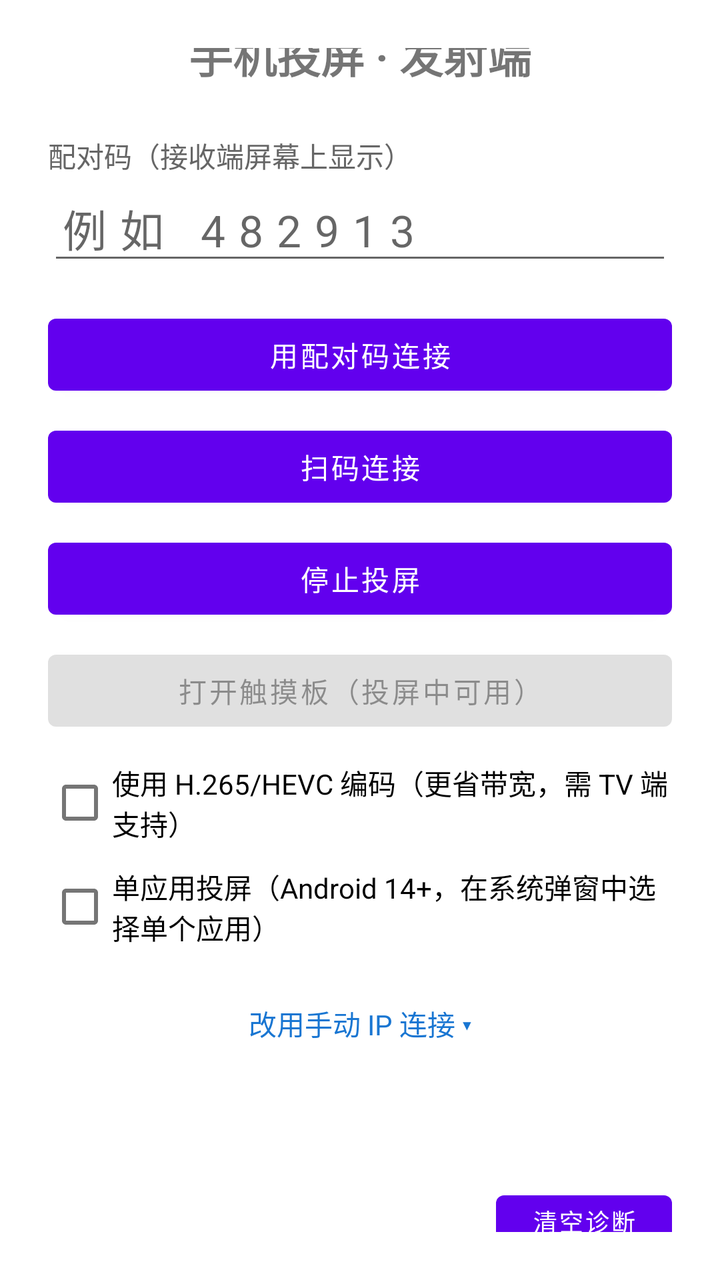
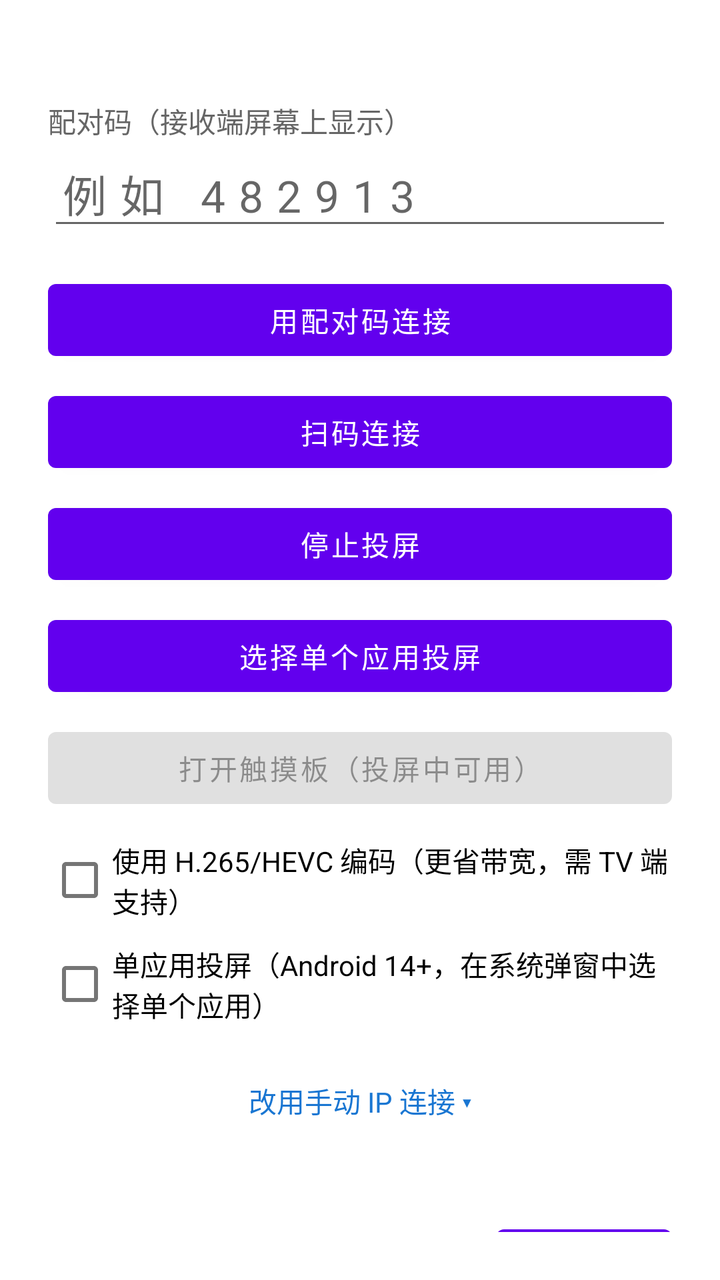

An Android layout rendered at two revisions. The XML below is the earlier revision; the diff shows what the commit changed to produce the second picture.
<!-- AndroidManifest.xml: application theme Theme.ScreenCast -->
<!-- res/layout/activity_main.xml -->
<?xml version="1.0" encoding="utf-8"?>
<LinearLayout xmlns:android="http://schemas.android.com/apk/res/android"
    xmlns:tools="http://schemas.android.com/tools"
    android:layout_width="match_parent"
    android:layout_height="match_parent"
    android:orientation="vertical"
    android:padding="24dp"
    android:gravity="center_vertical">

    <TextView
        android:layout_width="match_parent"
        android:layout_height="wrap_content"
        android:text="手机投屏 · 发射端"
        android:textSize="22sp"
        android:textStyle="bold"
        android:layout_marginBottom="24dp"
        android:gravity="center" />

    
    <LinearLayout
        android:id="@+id/pairBox"
        android:layout_width="match_parent"
        android:layout_height="wrap_content"
        android:orientation="vertical">

        <TextView
            android:layout_width="match_parent"
            android:layout_height="wrap_content"
            android:text="配对码（接收端屏幕上显示）"
            android:textColor="#FF666666" />

        <EditText
            android:id="@+id/etCode"
            android:layout_width="match_parent"
            android:layout_height="wrap_content"
            android:hint="例如 482913"
            android:inputType="number"
            android:maxLength="6"
            android:textSize="22sp"
            android:letterSpacing="0.3" />

        <Button
            android:id="@+id/btnPair"
            android:layout_width="match_parent"
            android:layout_height="wrap_content"
            android:layout_marginTop="16dp"
            android:text="用配对码连接" />

        <Button
            android:id="@+id/btnScan"
            android:layout_width="match_parent"
            android:layout_height="wrap_content"
            android:layout_marginTop="8dp"
            android:text="扫码连接" />
    </LinearLayout>

    
    <LinearLayout
        android:id="@+id/manualBox"
        android:layout_width="match_parent"
        android:layout_height="wrap_content"
        android:orientation="vertical"
        android:visibility="gone"
        android:layout_marginTop="8dp">

        <TextView
            android:layout_width="match_parent"
            android:layout_height="wrap_content"
            android:text="接收端 IP 地址" />

        <EditText
            android:id="@+id/etHost"
            android:layout_width="match_parent"
            android:layout_height="wrap_content"
            android:hint="例如 192.168.1.100"
            android:inputType="text" />

        <TextView
            android:layout_width="match_parent"
            android:layout_height="wrap_content"
            android:text="端口"
            android:layout_marginTop="12dp" />

        <EditText
            android:id="@+id/etPort"
            android:layout_width="match_parent"
            android:layout_height="wrap_content"
            android:inputType="number" />

        <Button
            android:id="@+id/btnStart"
            android:layout_width="match_parent"
            android:layout_height="wrap_content"
            android:layout_marginTop="16dp"
            android:text="开始投屏" />
    </LinearLayout>

    <Button
        android:id="@+id/btnStop"
        android:layout_width="match_parent"
        android:layout_height="wrap_content"
        android:layout_marginTop="8dp"
        android:text="停止投屏" />

    <Button
        android:id="@+id/btnTouchpad"
        android:layout_width="match_parent"
        android:layout_height="wrap_content"
        android:layout_marginTop="8dp"
        android:enabled="false"
        android:text="打开触摸板（投屏中可用）" />

    <CheckBox
        android:id="@+id/cbHevc"
        android:layout_width="wrap_content"
        android:layout_height="wrap_content"
        android:layout_marginTop="8dp"
        android:text="使用 H.265/HEVC 编码（更省带宽，需 TV 端支持）" />

    <CheckBox
        android:id="@+id/cbSingleApp"
        android:layout_width="wrap_content"
        android:layout_height="wrap_content"
        android:layout_marginTop="4dp"
        android:text="单应用投屏（Android 14+，在系统弹窗中选择单个应用）" />

    <TextView
        android:id="@+id/tvToggle"
        android:layout_width="match_parent"
        android:layout_height="wrap_content"
        android:layout_marginTop="16dp"
        android:text="改用手动 IP 连接 ▾"
        android:textColor="#FF1976D2"
        android:gravity="center"
        android:padding="8dp" />

    <TextView
        android:id="@+id/tvStatus"
        android:layout_width="match_parent"
        android:layout_height="wrap_content"
        android:layout_marginTop="24dp"
        android:gravity="center"
        android:textSize="16sp" />

    
    <ScrollView
        android:id="@+id/diagScroll"
        android:layout_width="match_parent"
        android:layout_height="0dp"
        android:layout_weight="1"
        android:layout_marginTop="16dp"
        android:background="#11000000"
        android:padding="8dp">

        <TextView
            android:id="@+id/tvDiag"
            android:layout_width="match_parent"
            android:layout_height="wrap_content"
            android:fontFamily="monospace"
            android:textSize="11sp"
            android:textColor="#FF37474F"
            android:textIsSelectable="true"
            android:lineSpacingExtra="2dp"
            tools:ignore="HardcodedText" />
    </ScrollView>

    <Button
        android:id="@+id/btnClearDiag"
        android:layout_width="wrap_content"
        android:layout_height="wrap_content"
        android:layout_gravity="end"
        android:minHeight="36dp"
        android:text="清空诊断"
        android:textSize="12sp" />
</LinearLayout>
<!-- resources referenced by this layout -->
<resources>
  <style name="Theme.ScreenCast" parent="Theme.MaterialComponents.DayNight.NoActionBar" />
</resources>

<!-- the commit's change to res/layout/activity_main.xml (unified diff, before → after) -->
@@ -103,6 +103,13 @@
         android:text="停止投屏" />
 
     <Button
+        android:id="@+id/btnPickApp"
+        android:layout_width="match_parent"
+        android:layout_height="wrap_content"
+        android:layout_marginTop="8dp"
+        android:text="选择单个应用投屏" />
+
+    <Button
         android:id="@+id/btnTouchpad"
         android:layout_width="match_parent"
         android:layout_height="wrap_content"
